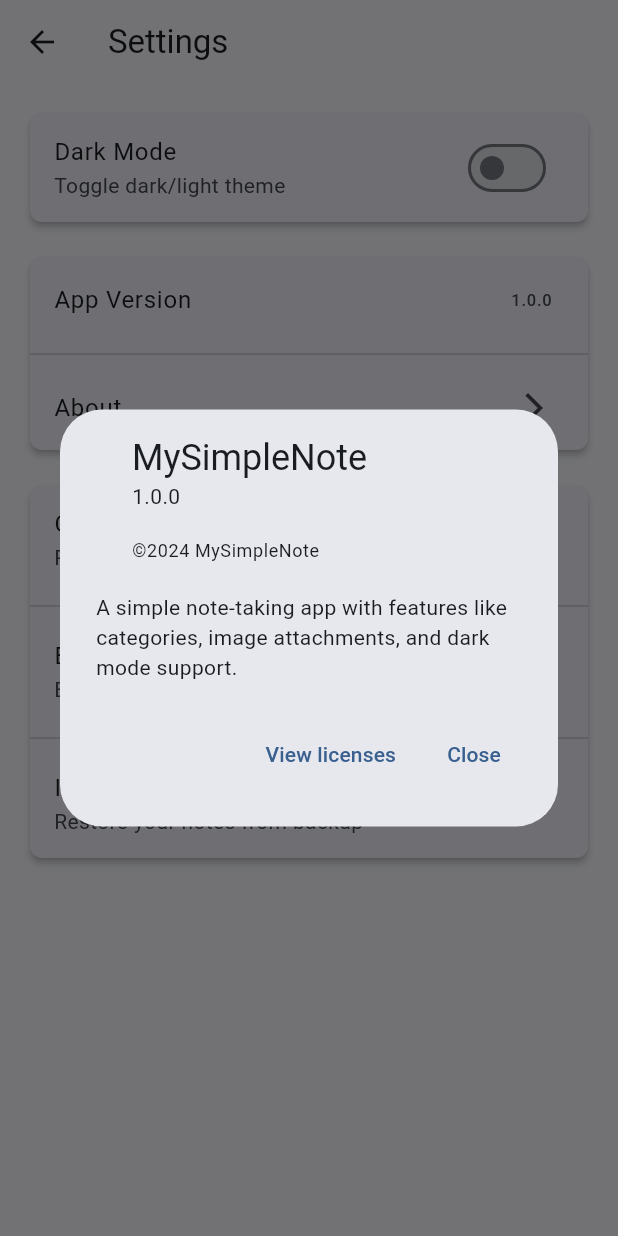
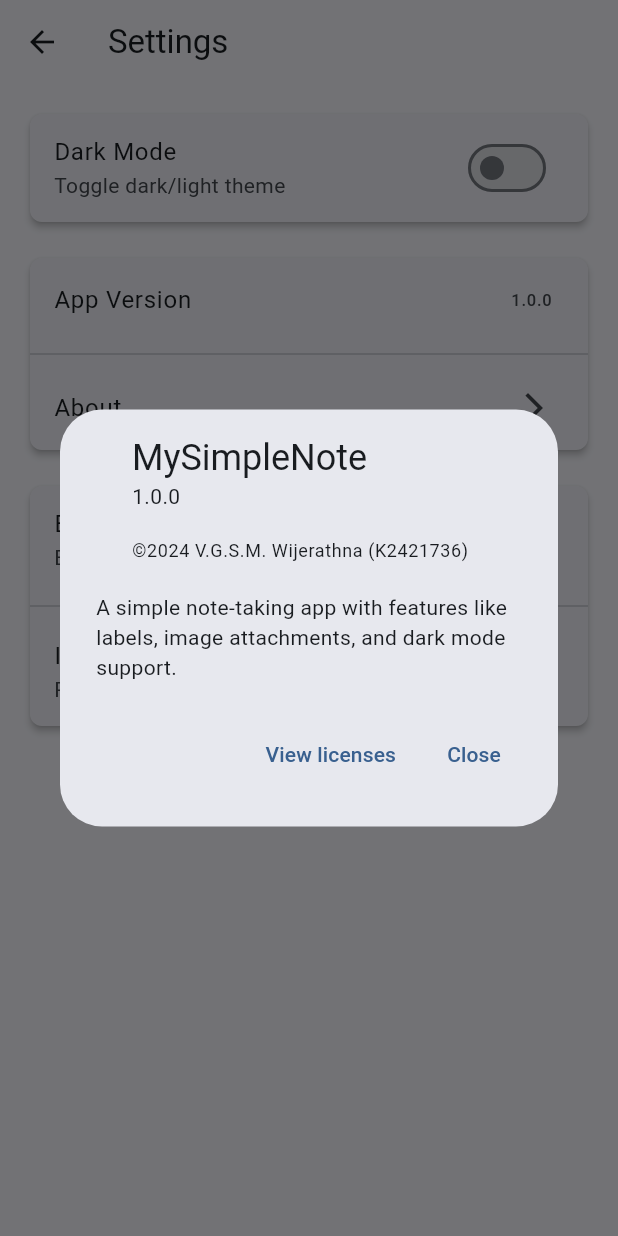
Before and after one commit to Fuze95/vgsmw_msn, a Flutter app: the SettingsScreen screen opened directly, after a tap on "About", on a phone screen of 412 x 824 dp. Run offline on Flutter 3.47's test engine with Material 3 defaults, Android fonts, the phone set to English and light mode, and no system bars; our stand-ins replace flutter_image_compress, image_picker, shared_preferences, sqflite; accounts and stored records are empty.

Commit message:
Update settings_screen.dart

```diff
--- a/lib/screens/settings_screen.dart
+++ b/lib/screens/settings_screen.dart
@@ -50,11 +50,11 @@ class SettingsScreen extends StatelessWidget {
                       context: context,
                       applicationName: 'MySimpleNote',
                       applicationVersion: '1.0.0',
-                      applicationLegalese: '©2024 MySimpleNote',
+                      applicationLegalese: '©2024 V.G.S.M. Wijerathna (K2421736)',
                       children: [
                         const SizedBox(height: 20),
                         const Text(
-                          'A simple note-taking app with features like categories, '
+                          'A simple note-taking app with features like labels, '
                               'image attachments, and dark mode support.',
                         ),
                       ],
@@ -71,21 +71,6 @@ class SettingsScreen extends StatelessWidget {
           Card(
             child: Column(
               children: [
-                ListTile(
-                  title: const Text('Clean Up Images'),
-                  subtitle: const Text('Remove unused image files'),
-                  trailing: const Icon(Icons.cleaning_services),
-                  onTap: () async {
-                    // Implement cleanup functionality
-                    ScaffoldMessenger.of(context).showSnackBar(
-                      const SnackBar(
-                        content: Text('Cleaning up unused images...'),
-                      ),
-                    );
-                    // Add your cleanup logic here
-                  },
-                ),
-                const Divider(),
                 ListTile(
                   title: const Text('Export Data'),
                   subtitle: const Text('Backup your notes'),
```
